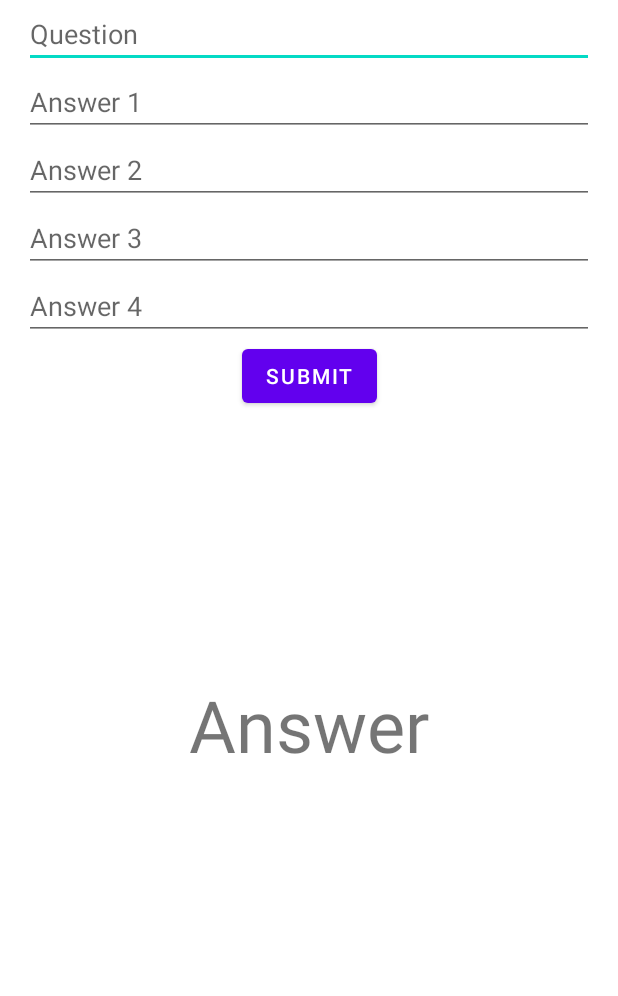
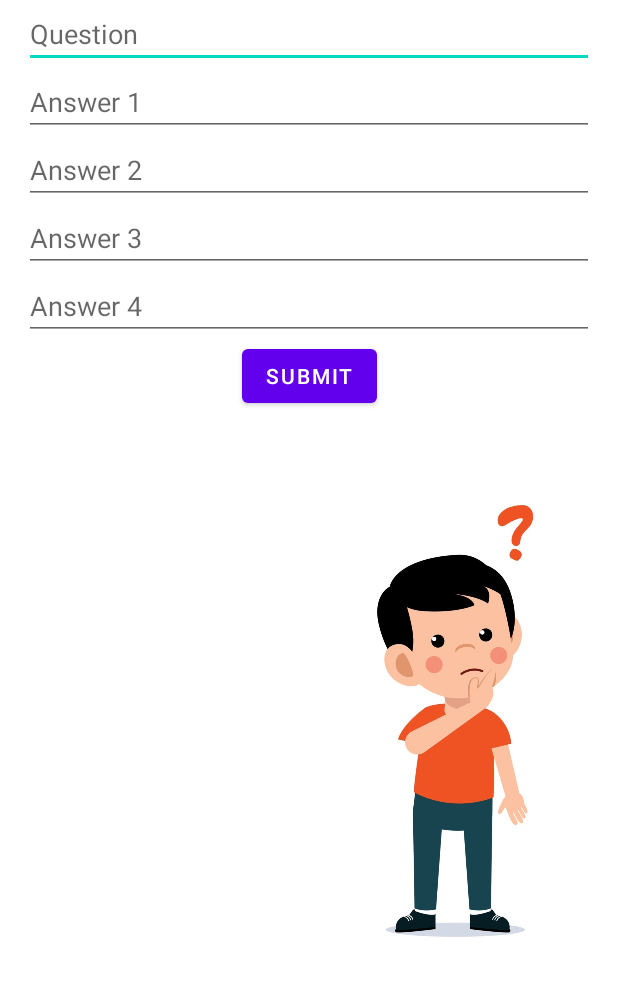
Before and after one commit to Christinamawel/indecision, an Android app: the screen it shows after launch (MainActivity), on a phone screen of 412 x 824 dp, the part 176-1172 px from its top. Run offline under Robolectric (Android 15) with nearby library versions, the phone set to English and light mode, and no system bars; 1 statement that could not run was skipped.

Commit message:
add log for continue learning and image

```diff
--- a/app/src/main/res/layout/activity_main.xml
+++ b/app/src/main/res/layout/activity_main.xml
@@ -71,15 +71,17 @@
         app:layout_constraintStart_toStartOf="parent"
         app:layout_constraintTop_toBottomOf="@+id/answerFour" />
 
-    <TextView
-        android:id="@+id/answer"
-        android:layout_width="wrap_content"
-        android:layout_height="wrap_content"
-        android:text="Answer"
-        android:textSize="48sp"
+    <ImageView
+        android:layout_width="match_parent"
+        android:layout_height="300dp"
+        android:layout_marginEnd="32dp"
+        android:layout_marginBottom="8dp"
+        android:scaleType="fitEnd"
+        android:src="@drawable/thinking_guy"
         app:layout_constraintBottom_toBottomOf="parent"
         app:layout_constraintEnd_toEndOf="parent"
         app:layout_constraintStart_toStartOf="parent"
         app:layout_constraintTop_toBottomOf="@+id/submitButton" />
 
+
 </androidx.constraintlayout.widget.ConstraintLayout>
```
Also changed, not shown: app/src/main/res/drawable/thinking_guy.jpg (added), 1 other file.
